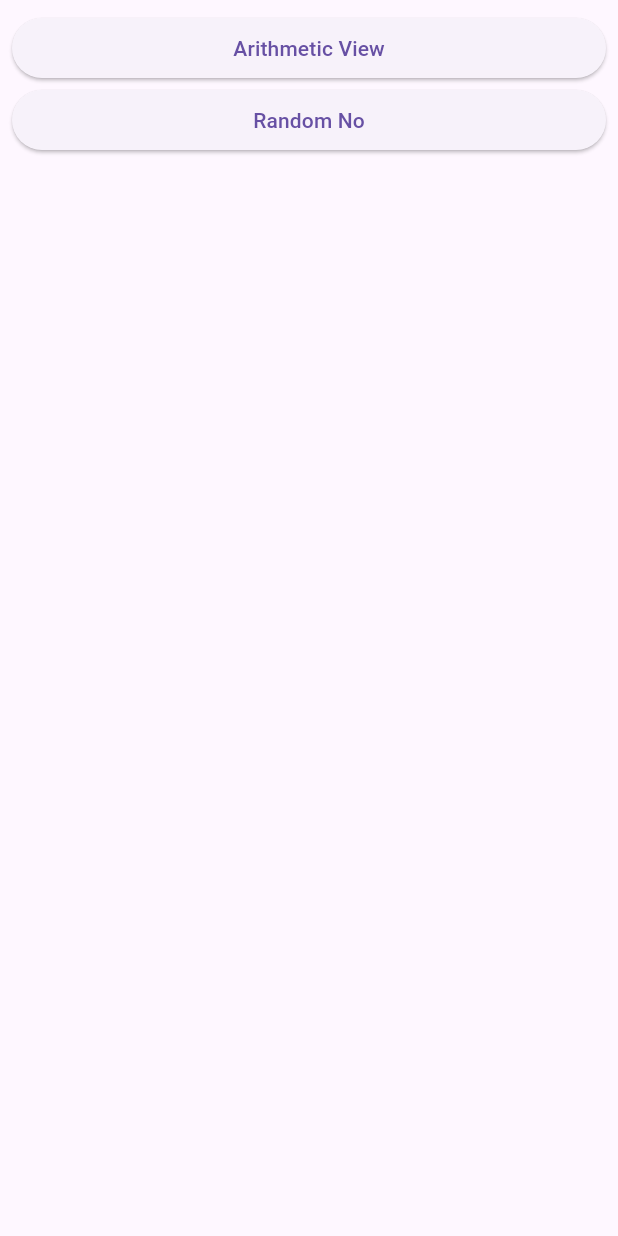
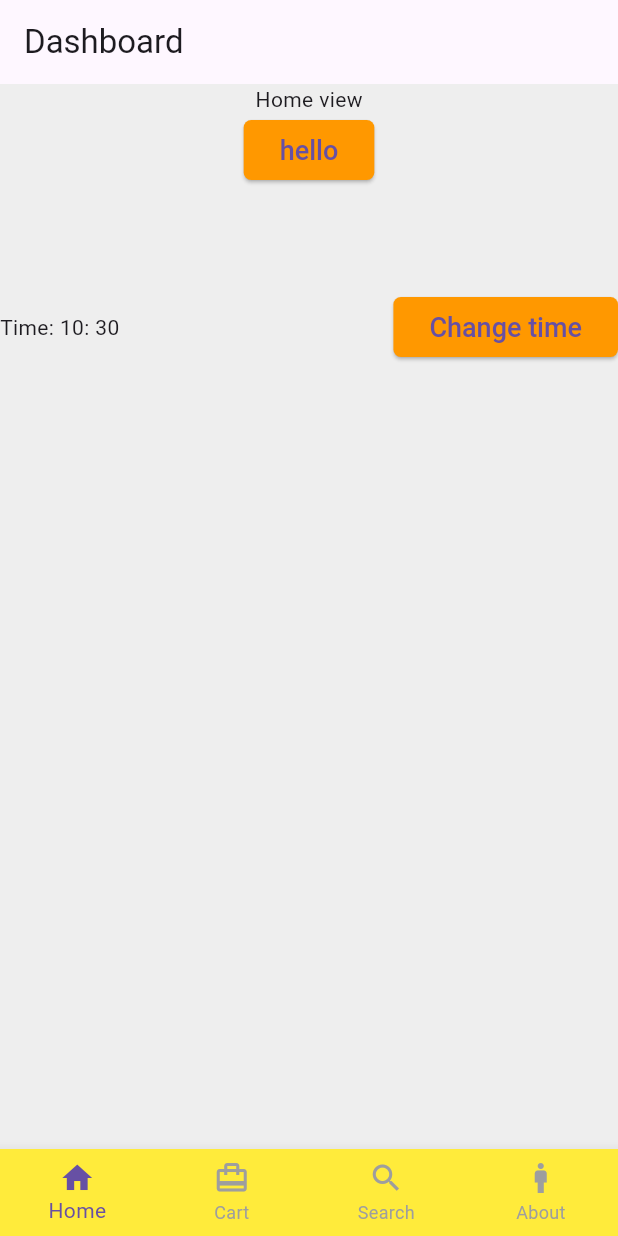
Before and after one commit to sunsilthapa/flutter_class, a Flutter app: the DashboardView screen opened directly, on a phone screen of 412 x 824 dp. Run offline on Flutter 3.47's test engine with Material 3 defaults, Android fonts, the phone set to English and light mode, and no system bars; Roboto replaces fonts that are missing (Montserrat Bold, OpenSans Bold).

Commit message:
theme added

```diff
--- a/lib/app/app.dart
+++ b/lib/app/app.dart
@@ -1,18 +1,20 @@
 import 'package:flutter/material.dart';
-import 'package:flutter_class/app/routes/app_routes.dart';
-import 'package:flutter_class/views/gridview/grid_view.dart';
-import 'package:flutter_class/views/listview/student_detail_view.dart';
+import 'package:flutter_class/app/theme/theme_data.dart';
+import 'package:flutter_class/views/dashboard_view.dart';
+import 'package:flutter_class/views/splash_view.dart';
 
 class App extends StatelessWidget {
-const App({ Key? key }) : super(key: key);
+  const App({Key? key}) : super(key: key);
 
   @override
-  Widget build(BuildContext context){
-    return   MaterialApp(
+  Widget build(BuildContext context) {
+    return MaterialApp(
       debugShowCheckedModeBanner: false,
       title: "Flutter Course",
-      initialRoute: AppRoute.studentViewRoute,
-      routes: AppRoute.getApplicationRoute(),
+      home: const SplashScreenView(),
+      // initialRoute: AppRoute.stackViewRoute,
+      // routes: AppRoute.getApplicationRoute(),
+      theme: getApplicationTheme(),
     );
   }
 }
--- a/lib/app/routes/app_routes.dart
+++ b/lib/app/routes/app_routes.dart
@@ -4,6 +4,7 @@ import 'package:flutter_class/views/dashboard_view.dart';
 import 'package:flutter_class/views/image_view.dart';
 import 'package:flutter_class/views/listview/student_detail_view.dart';
 import 'package:flutter_class/views/output_view.dart';
+import 'package:flutter_class/views/stack_view.dart';
 
 import '../../views/container_view.dart';
 import '../../views/ramdom_no_view.dart';
@@ -11,7 +12,7 @@ import '../../views/ramdom_no_view.dart';
 class AppRoute{
   AppRoute._();
 
-  static const String studentViewRoute = '/';
+  static const String stackViewRoute = '/';
   static const String dashboardRoute = '/dashboard';
   static const String arithmeticRoute = '/arithmetic';
   static const String outputRoute = '/output';
@@ -19,16 +20,18 @@ class AppRoute{
   static const String navigationRoute = '/navigation';
   static const String imageViewRoute = '/image';
   static const String outputViewRoute = '/output';
+  // static const String stackViewRoute = '/';
 
   static getApplicationRoute(){
     return{
       // containerRoute: (context) => const ContainerView(),
+      stackViewRoute: (context) => const StackView(),
       dashboardRoute: (context) => const DashboardView(),
       arithmeticRoute: (context) => const ArithmeticView(),
       outputRoute: (context) => const OutputView(),
       randomRoute: (context) => const RandomNumberGame(),
       imageViewRoute: (context) => const ImageView(),
-      studentViewRoute: (context) => const StudentDetailView(),
+      // studentViewRoute: (context) => const StudentDetailView(),
       outputViewRoute: (context) => const OutputView(),
     };
   }
--- /dev/null
+++ b/lib/views/bottom_view/cart_view.dart
@@ -0,0 +1,10 @@
+import 'package:flutter/material.dart';
+
+class CartView extends StatelessWidget {
+  const CartView({Key? key}) : super(key: key);
+
+  @override
+  Widget build(BuildContext context) {
+    return const Center(child:Text("CArt"));
+  }
+}
--- /dev/null
+++ b/lib/views/bottom_view/home_view.dart
@@ -0,0 +1,10 @@
+import 'package:flutter/material.dart';
+
+class HomeView extends StatelessWidget {
+const HomeView({ Key? key }) : super(key: key);
+
+  @override
+  Widget build(BuildContext context){
+    return const Center(child:Text("Home view"));
+  }
+}
--- a/lib/views/dashboard_view.dart
+++ b/lib/views/dashboard_view.dart
@@ -1,38 +1,85 @@
 import 'package:flutter/material.dart';
-import 'package:flutter_class/app/routes/app_routes.dart';
+import 'package:flutter_class/views/bottom_view/about_view.dart';
+import 'package:flutter_class/views/bottom_view/cart_view.dart';
+import 'package:flutter_class/views/bottom_view/home_view.dart';
+import 'package:flutter_class/views/bottom_view/search_view.dart';
 
-class DashboardView extends StatelessWidget {
-  const DashboardView({ Key? key }) : super(key: key);
+class DashboardView extends StatefulWidget {
+  const DashboardView({Key? key}) : super(key: key);
 
+  @override
+  State<DashboardView> createState() => _DashboardViewState();
+}
+
+class _DashboardViewState extends State<DashboardView> {
+  int _selected_index = 0;
+
+  List<Widget> lstButtons = [
+    const HomeView(),
+    const CartView(),
+    const SearchView(),
+    const AboutView()
+  ];
+
+  TimeOfDay? time = TimeOfDay.now();
+  DateTime? data = DateTime.now();
   @override
   Widget build(BuildContext context) {
     return Scaffold(
-      body: SafeArea(
-        child: Padding(
-          padding: const EdgeInsets.all(8.0),
-          child: Column(
-            children: [
-              SizedBox(
-                width: double.infinity,
-                child: ElevatedButton(
-                  onPressed: (){
-                    Navigator.pushNamed(context, AppRoute.arithmeticRoute);
-                  },
-                  child: const Text("Arithmetic View")),
-              ),
-              SizedBox(
-                width: double.infinity,
-                child: ElevatedButton(
-                  onPressed: (){
-                    // Navigator.pushNamed(context, AppRoute.containerRoute);
-                  },
-                  child: const Text("Random No")),
-              ),
-            ],
-          ),
+      appBar: AppBar(
+        title: const Text(
+          "Dashboard",
+          style: TextStyle(fontFamily: "Montserrat Bold"),
         ),
       ),
-
+      body: Column(
+        children: [
+          lstButtons[_selected_index],
+          ElevatedButton(onPressed: () {}, child: const Text("hello")),
+          const SizedBox(
+            height: 70,
+          ),
+          Row(
+            mainAxisAlignment: MainAxisAlignment.center,
+            crossAxisAlignment: CrossAxisAlignment.center,
+            children: [
+              Text("Time: ${time!.hour}: ${time!.minute}"),
+              const Spacer(
+                flex: 2,
+              ),
+              ElevatedButton(
+                  onPressed: () async {
+                    TimeOfDay? newTime = await showTimePicker(
+                        context: context, initialTime: time!);
+                    if (newTime != null) {
+                      setState(() {
+                        time = newTime;
+                      });
+                    }
+                  },
+                  child: const Text("Change time")),
+            ],
+          )
+        ],
+      ),
+      bottomNavigationBar: BottomNavigationBar(
+        type: BottomNavigationBarType.fixed,
+        items: const [
+          BottomNavigationBarItem(icon: Icon(Icons.home), label: "Home"),
+          BottomNavigationBarItem(
+              icon: Icon(Icons.card_travel_outlined), label: "Cart"),
+          BottomNavigationBarItem(icon: Icon(Icons.search), label: "Search"),
+          BottomNavigationBarItem(icon: Icon(Icons.man), label: "About"),
+        ],
+        backgroundColor: Colors.yellow,
+        unselectedItemColor: Colors.grey,
+        currentIndex: _selected_index,
+        onTap: (index) {
+          setState(() {
+            _selected_index = index;
+          });
+        },
+      ),
     );
   }
 }
```
Also changed, not shown: lib/app/theme/theme_data.dart (added, +21 -0 lines), lib/views/bottom_view/about_view.dart (added, +12 -0 lines), lib/views/bottom_view/search_view.dart (added, +10 -0 lines), lib/views/card_view.dart (+61 -61 lines), lib/views/listview/listview_page.dart (+61 -71 lines), lib/views/splash_view.dart (+12 -6 lines), lib/views/stack_view.dart (added, +52 -0 lines), pubspec.yaml (+13 -11 lines), assets/fonts/Montserrat-Bold.ttf (added), assets/fonts/Montserrat-BoldItalic.ttf (added), assets/fonts/OpenSans-Bold.ttf (added), assets/fonts/OpenSans_SemiCondensed-BoldItalic.ttf (added).
